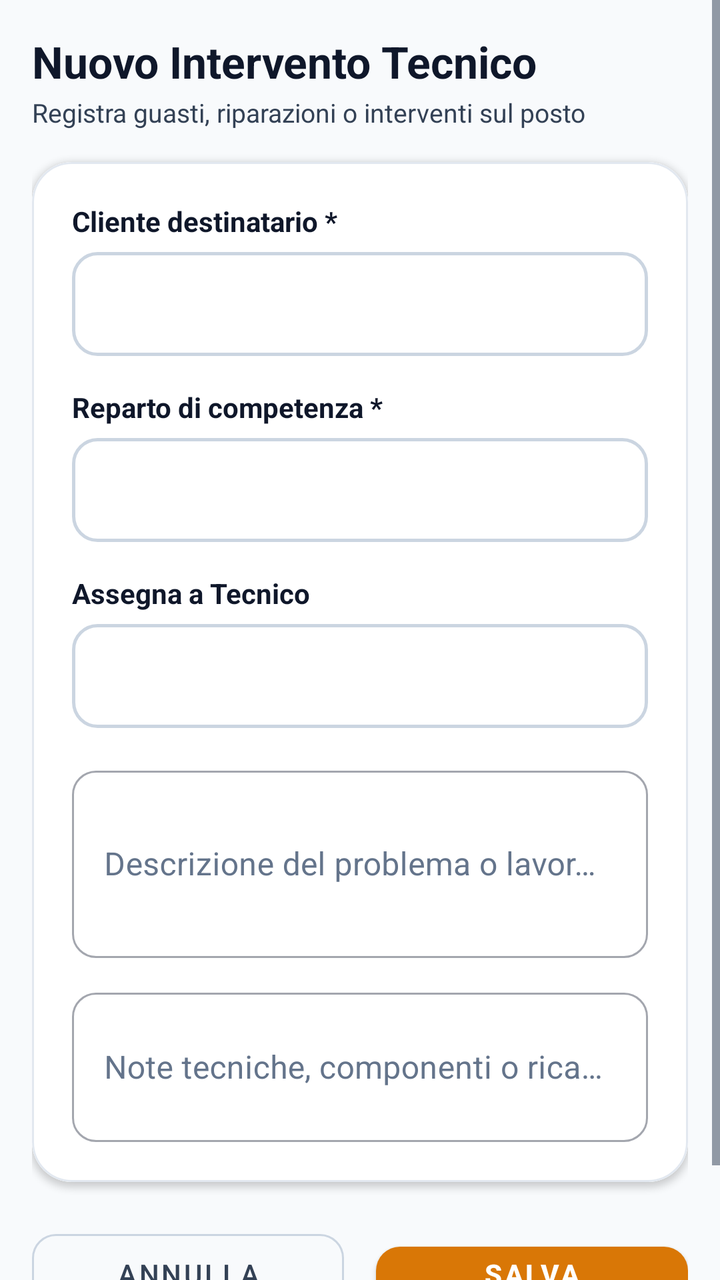
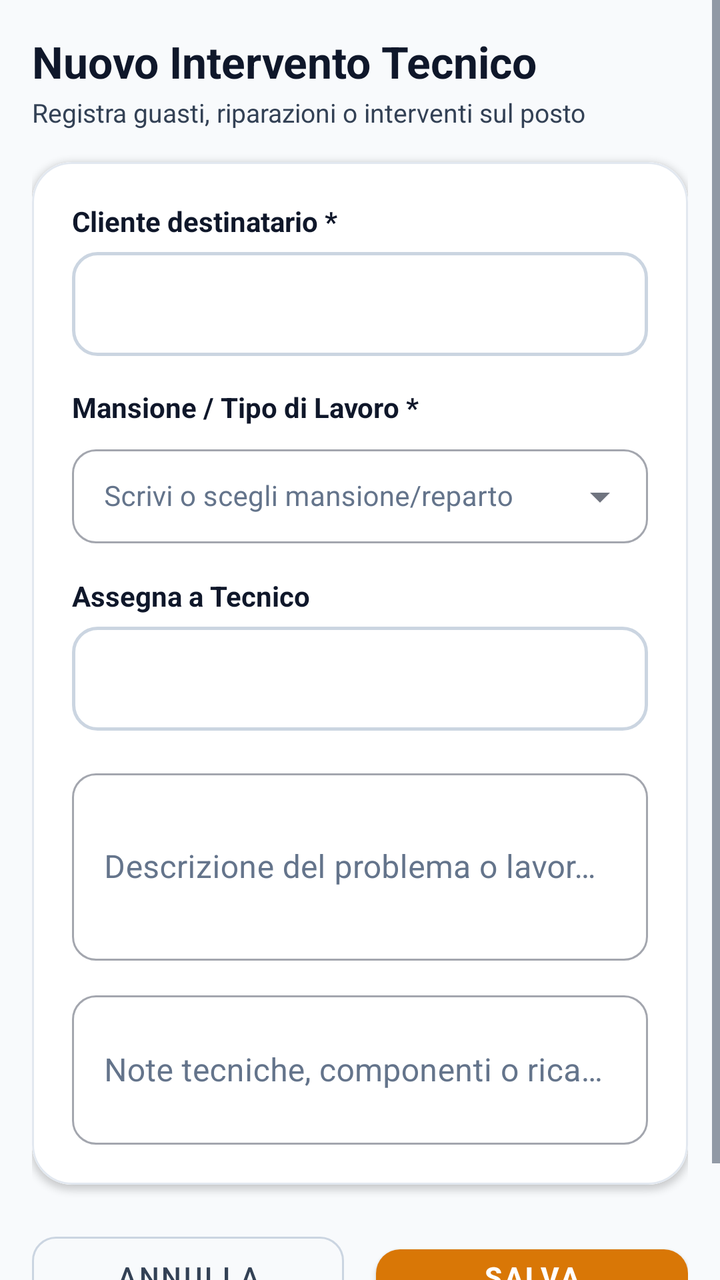

The first picture is an Android layout as it rendered before a commit; the second is the same layout after the commit. The layout source and the unified diff follow.
<!-- AndroidManifest.xml: application theme Theme.TechInterventionApp -->
<!-- res/layout/fragment_new_intervention.xml -->
<?xml version="1.0" encoding="utf-8"?>
<ScrollView
    xmlns:android="http://schemas.android.com/apk/res/android"
    xmlns:app="http://schemas.android.com/apk/res-auto"
    android:layout_width="match_parent"
    android:layout_height="match_parent"
    android:fillViewport="true"
    android:background="@color/background">

    <LinearLayout
        android:layout_width="match_parent"
        android:layout_height="wrap_content"
        android:orientation="vertical"
        android:padding="16dp">

        <TextView
            android:layout_width="match_parent"
            android:layout_height="wrap_content"
            android:text="Nuovo Intervento Tecnico"
            android:textSize="22sp"
            android:textStyle="bold"
            android:textColor="@color/text_primary" />

        <TextView
            android:layout_width="match_parent"
            android:layout_height="wrap_content"
            android:text="Registra guasti, riparazioni o interventi sul posto"
            android:textSize="13sp"
            android:textColor="@color/text_secondary"
            android:layout_marginTop="2dp"
            android:layout_marginBottom="16dp" />

        
        <com.google.android.material.card.MaterialCardView
            android:layout_width="match_parent"
            android:layout_height="wrap_content"
            app:cardCornerRadius="20dp"
            app:cardElevation="2dp"
            app:strokeColor="@color/border_subtle"
            app:strokeWidth="1dp">

            <LinearLayout
                android:layout_width="match_parent"
                android:layout_height="wrap_content"
                android:background="@color/surface"
                android:orientation="vertical"
                android:padding="20dp">

                
                <TextView
                    android:layout_width="match_parent"
                    android:layout_height="wrap_content"
                    android:text="Cliente destinatario *"
                    android:textStyle="bold"
                    android:textSize="14sp"
                    android:textColor="@color/text_primary"
                    android:layout_marginBottom="6dp" />

                <Spinner
                    android:id="@+id/spinner_client"
                    android:layout_width="match_parent"
                    android:layout_height="wrap_content"
                    android:minHeight="52dp"
                    android:background="@drawable/spinner_background"
                    android:spinnerMode="dropdown" />

                
                <TextView
                    android:layout_width="match_parent"
                    android:layout_height="wrap_content"
                    android:text="Reparto di competenza *"
                    android:textStyle="bold"
                    android:textSize="14sp"
                    android:textColor="@color/text_primary"
                    android:layout_marginTop="16dp"
                    android:layout_marginBottom="6dp" />

                <Spinner
                    android:id="@+id/spinner_department"
                    android:layout_width="match_parent"
                    android:layout_height="wrap_content"
                    android:minHeight="52dp"
                    android:background="@drawable/spinner_background"
                    android:spinnerMode="dropdown" />

                
                <TextView
                    android:layout_width="match_parent"
                    android:layout_height="wrap_content"
                    android:text="Assegna a Tecnico"
                    android:textStyle="bold"
                    android:textSize="14sp"
                    android:textColor="@color/text_primary"
                    android:layout_marginTop="16dp"
                    android:layout_marginBottom="6dp" />

                <Spinner
                    android:id="@+id/spinner_technician"
                    android:layout_width="match_parent"
                    android:layout_height="wrap_content"
                    android:minHeight="52dp"
                    android:background="@drawable/spinner_background"
                    android:spinnerMode="dropdown" />

                
                <com.google.android.material.textfield.TextInputLayout
                    android:id="@+id/til_description"
                    style="@style/Widget.MaterialComponents.TextInputLayout.OutlinedBox"
                    android:layout_width="match_parent"
                    android:layout_height="wrap_content"
                    android:hint="Descrizione del problema o lavoro *"
                    android:textColorHint="@color/text_muted"
                    app:boxCornerRadiusTopStart="12dp"
                    app:boxCornerRadiusTopEnd="12dp"
                    app:boxCornerRadiusBottomStart="12dp"
                    app:boxCornerRadiusBottomEnd="12dp"
                    android:layout_marginTop="16dp">

                    <com.google.android.material.textfield.TextInputEditText
                        android:id="@+id/et_description"
                        android:layout_width="match_parent"
                        android:layout_height="wrap_content"
                        android:textColor="@color/text_primary"
                        android:inputType="textMultiLine"
                        android:minLines="3" />
                </com.google.android.material.textfield.TextInputLayout>

                
                <com.google.android.material.textfield.TextInputLayout
                    android:id="@+id/til_technical_notes"
                    style="@style/Widget.MaterialComponents.TextInputLayout.OutlinedBox"
                    android:layout_width="match_parent"
                    android:layout_height="wrap_content"
                    android:hint="Note tecniche, componenti o ricambi (opzionale)"
                    android:textColorHint="@color/text_muted"
                    app:boxCornerRadiusTopStart="12dp"
                    app:boxCornerRadiusTopEnd="12dp"
                    app:boxCornerRadiusBottomStart="12dp"
                    app:boxCornerRadiusBottomEnd="12dp"
                    android:layout_marginTop="12dp">

                    <com.google.android.material.textfield.TextInputEditText
                        android:id="@+id/et_technical_notes"
                        android:layout_width="match_parent"
                        android:layout_height="wrap_content"
                        android:textColor="@color/text_primary"
                        android:inputType="textMultiLine"
                        android:minLines="2" />
                </com.google.android.material.textfield.TextInputLayout>

            </LinearLayout>
        </com.google.android.material.card.MaterialCardView>

        
        <LinearLayout
            android:layout_width="match_parent"
            android:layout_height="wrap_content"
            android:orientation="horizontal"
            android:layout_marginTop="20dp"
            android:layout_marginBottom="24dp">

            <com.google.android.material.button.MaterialButton
                android:id="@+id/btn_cancel"
                style="@style/Widget.MaterialComponents.Button.OutlinedButton"
                android:layout_width="0dp"
                android:layout_height="52dp"
                android:layout_weight="1"
                android:text="Annulla"
                android:textColor="@color/text_secondary"
                app:strokeColor="@color/border_strong"
                app:cornerRadius="12dp"
                android:layout_marginEnd="8dp" />

            <com.google.android.material.button.MaterialButton
                android:id="@+id/btn_save"
                android:layout_width="0dp"
                android:layout_height="52dp"
                android:layout_weight="1"
                android:text="Salva Intervento"
                android:textColor="@color/white"
                android:textStyle="bold"
                app:backgroundTint="@color/secondary"
                app:cornerRadius="12dp"
                android:layout_marginStart="8dp" />
        </LinearLayout>

    </LinearLayout>
</ScrollView>
<!-- resources referenced by this layout -->
<resources>
  <color name="background">#F8FAFC</color>
  <color name="border_strong">#CBD5E1</color>
  <color name="border_subtle">#E2E8F0</color>
  <color name="secondary">#D97706</color>
  <color name="surface">#FFFFFF</color>
  <color name="text_muted">#64748B</color>
  <color name="text_primary">#0F172A</color>
  <color name="text_secondary">#334155</color>
  <color name="white">#FFFFFF</color>
  <!-- drawable spinner_background (drawable) -->
  <?xml version="1.0" encoding="utf-8"?>
  <shape xmlns:android="http://schemas.android.com/apk/res/android"
      android:shape="rectangle">
      <stroke
          android:width="1.5dp"
          android:color="@color/border_strong" />
      <corners android:radius="12dp" />
      <solid android:color="@color/surface" />
      <padding
          android:left="14dp"
          android:right="14dp"
          android:top="8dp"
          android:bottom="8dp" />
  </shape>
  <style name="Theme.TechInterventionApp" parent="Theme.MaterialComponents.Light.NoActionBar">
          
          <item name="colorPrimary">@color/primary</item>
          <item name="colorPrimaryVariant">@color/primary_variant</item>
          <item name="colorOnPrimary">@color/white</item>
          <item name="colorSecondary">@color/secondary</item>
          <item name="colorSecondaryVariant">@color/secondary_variant</item>
          <item name="colorOnSecondary">@color/white</item>
          <item name="colorError">@color/error</item>
  
          
          <item name="android:colorBackground">@color/background</item>
          <item name="colorSurface">@color/surface</item>
          <item name="colorOnSurface">@color/text_primary</item>
  
          
          <item name="android:textColor">@color/text_primary</item>
          <item name="android:textColorPrimary">@color/text_primary</item>
          <item name="android:textColorSecondary">@color/text_secondary</item>
          <item name="android:textColorHint">@color/text_muted</item>
  
          
          <item name="android:statusBarColor">@color/background</item>
          <item name="android:windowLightStatusBar">true</item>
          <item name="android:navigationBarColor">@color/surface</item>
          <item name="android:windowLightNavigationBar">true</item>
  
          
          <item name="textInputStyle">@style/Widget.App.TextInputLayout</item>
      </style>
  <color name="primary">#1E40AF</color>
  <color name="primary_variant">#172554</color>
  <color name="secondary_variant">#B45309</color>
  <color name="error">#DC2626</color>
  <style name="Widget.App.TextInputLayout" parent="Widget.MaterialComponents.TextInputLayout.OutlinedBox">
          <item name="boxStrokeColor">@color/primary</item>
          <item name="boxStrokeWidth">1.5dp</item>
          <item name="boxCornerRadiusTopStart">12dp</item>
          <item name="boxCornerRadiusTopEnd">12dp</item>
          <item name="boxCornerRadiusBottomStart">12dp</item>
          <item name="boxCornerRadiusBottomEnd">12dp</item>
          <item name="hintTextColor">@color/primary</item>
          <item name="android:textColorHint">@color/text_muted</item>
      </style>
</resources>

<!-- the commit's change to res/layout/fragment_new_intervention.xml (unified diff, before → after) -->
@@ -68,20 +68,35 @@
                 <TextView
                     android:layout_width="match_parent"
                     android:layout_height="wrap_content"
-                    android:text="Reparto di competenza *"
+                    android:text="Mansione / Tipo di Lavoro *"
                     android:textStyle="bold"
                     android:textSize="14sp"
                     android:textColor="@color/text_primary"
                     android:layout_marginTop="16dp"
                     android:layout_marginBottom="6dp" />
 
-                <Spinner
-                    android:id="@+id/spinner_department"
-                    android:layout_width="match_parent"
-                    android:layout_height="wrap_content"
-                    android:minHeight="52dp"
-                    android:background="@drawable/spinner_background"
-                    android:spinnerMode="dropdown" />
+                <com.google.android.material.textfield.TextInputLayout
+                    android:id="@+id/til_department"
+                    style="@style/Widget.MaterialComponents.TextInputLayout.OutlinedBox.ExposedDropdownMenu"
+                    android:layout_width="match_parent"
+                    android:layout_height="wrap_content"
+                    android:hint="Scrivi o scegli mansione/reparto"
+                    android:textColorHint="@color/text_muted"
+                    app:boxCornerRadiusTopStart="12dp"
+                    app:boxCornerRadiusTopEnd="12dp"
+                    app:boxCornerRadiusBottomStart="12dp"
+                    app:boxCornerRadiusBottomEnd="12dp">
+
+                    <AutoCompleteTextView
+                        android:id="@+id/actv_department"
+                        android:layout_width="match_parent"
+                        android:layout_height="wrap_content"
+                        android:inputType="textCapWords"
+                        android:completionThreshold="1"
+                        android:textColor="@color/text_primary"
+                        android:textSize="14sp"
+                        android:paddingVertical="14dp" />
+                </com.google.android.material.textfield.TextInputLayout>
 
                 
                 <TextView
